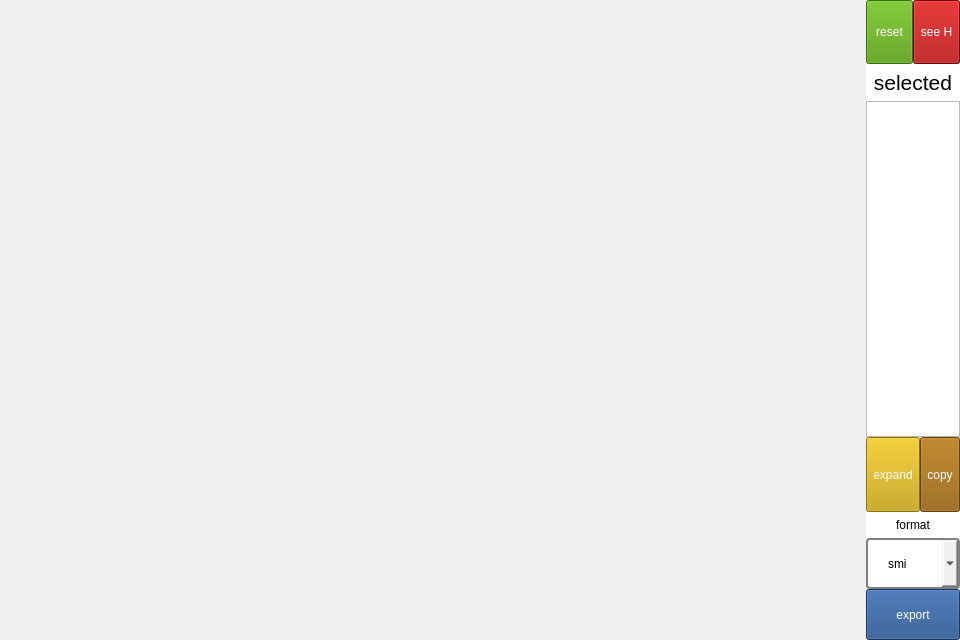
xuguodong1999/COCR, file app/ui/view3d_widget.ui: the form before one commit.
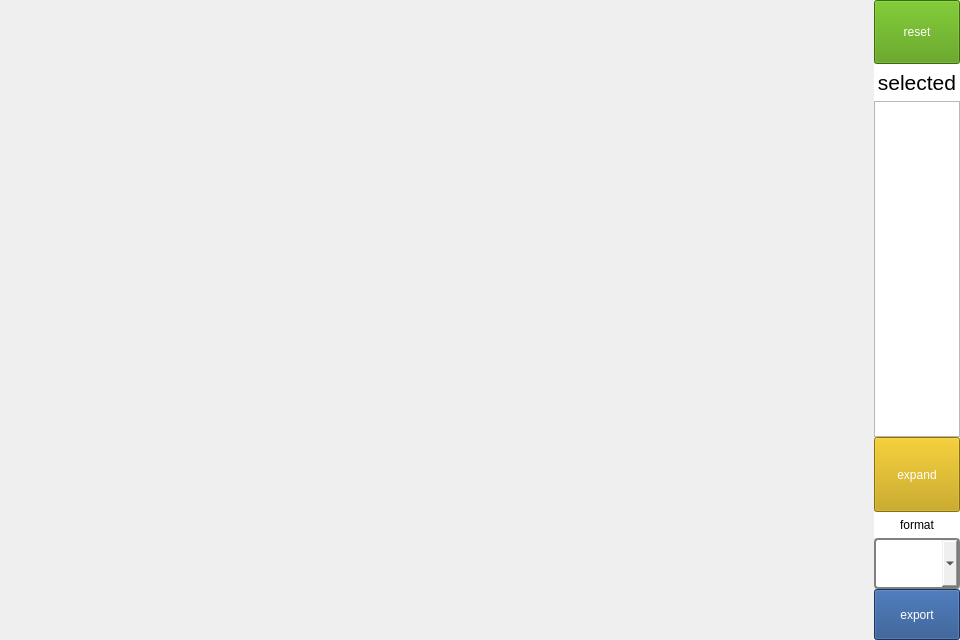
The form after the commit.

```diff
--- a/app/ui/view3d_widget.ui
+++ b/app/ui/view3d_widget.ui
@@ -51,7 +51,7 @@
                         <number>0</number>
                     </property>
                     <item>
-                        <layout class="QHBoxLayout" name="horizontalLayout_3" stretch="1,1">
+                        <layout class="QHBoxLayout" name="horizontalLayout_2" stretch="1">
                             <property name="spacing">
                                 <number>0</number>
                             </property>
@@ -73,24 +73,6 @@
                                     </property>
                                 </widget>
                             </item>
-                            <item>
-                                <widget class="QToolButton" name="hydrogen_btn">
-                                    <property name="sizePolicy">
-                                        <sizepolicy hsizetype="Preferred" vsizetype="Preferred">
-                                            <horstretch>0</horstretch>
-                                            <verstretch>0</verstretch>
-                                        </sizepolicy>
-                                    </property>
-                                    <property name="styleSheet">
-                                        <string notr="true">background-color: rgb(164, 0, 0);
-                                            color: rgb(255, 255, 255);
-                                        </string>
-                                    </property>
-                                    <property name="text">
-                                        <string>see H</string>
-                                    </property>
-                                </widget>
-                            </item>
                         </layout>
                     </item>
                     <item>
@@ -135,7 +117,7 @@
                                 </widget>
                             </item>
                             <item>
-                                <layout class="QHBoxLayout" name="expand_layout" stretch="1,1">
+                                <layout class="QHBoxLayout" name="expand_layout" stretch="1">
                                     <property name="spacing">
                                         <number>0</number>
                                     </property>
@@ -157,24 +139,6 @@
                                             </property>
                                         </widget>
                                     </item>
-                                    <item>
-                                        <widget class="QToolButton" name="copy_btn">
-                                            <property name="sizePolicy">
-                                                <sizepolicy hsizetype="Preferred" vsizetype="Preferred">
-                                                    <horstretch>0</horstretch>
-                                                    <verstretch>0</verstretch>
-                                                </sizepolicy>
-                                            </property>
-                                            <property name="styleSheet">
-                                                <string notr="true">background-color: rgb(143, 89, 2);
-                                                    color: rgb(255, 255, 255);
-                                                </string>
-                                            </property>
-                                            <property name="text">
-                                                <string>copy</string>
-                                            </property>
-                                        </widget>
-                                    </item>
                                 </layout>
                             </item>
                         </layout>
@@ -218,16 +182,6 @@
                                             }
                                         </string>
                                     </property>
-                                    <item>
-                                        <property name="text">
-                                            <string>smi</string>
-                                        </property>
-                                    </item>
-                                    <item>
-                                        <property name="text">
-                                            <string>pdb</string>
-                                        </property>
-                                    </item>
                                 </widget>
                             </item>
                             <item>
```
Left out of the diff: 2 changed lines with no effect on the pictures.
